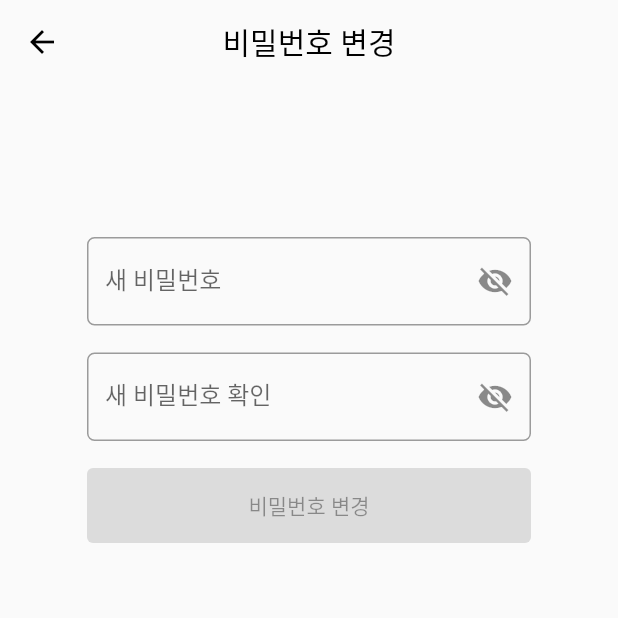
After one commit to MJU-capstone-2023/OhNeulHaruDiary-Android, a Flutter app: the UpdatePasswordPage screen opened directly, on a phone screen of 412 x 824 dp, the top half of it. The commit adds this screen. Run offline on Flutter 3.47's test engine with Material 2 defaults, Android fonts, the phone set to English and light mode, and no system bars; our stand-ins replace flutter_dotenv, flutter_secure_storage, fluttertoast, image_picker; accounts and stored records are empty; network calls fail.

Commit message:
[FEAT] 비밀번호 변경

```diff
--- /dev/null
+++ b/lib/screens/main/user_page/update_password_page.dart
@@ -0,0 +1,210 @@
+import 'package:flutter/material.dart';
+import 'package:flutter_dotenv/flutter_dotenv.dart';
+import 'package:fluttertoast/fluttertoast.dart';
+
+import '../../../utils/authService.dart';
+
+class UpdatePasswordPage extends StatefulWidget {
+  @override
+  _UpdatePasswordPageState createState() => _UpdatePasswordPageState();
+}
+
+class _UpdatePasswordPageState extends State<UpdatePasswordPage> {
+  final _authService = AuthService();
+  final TextEditingController _passwordController = TextEditingController();
+  final TextEditingController _confirmPasswordController =
+      TextEditingController();
+  String? _passwordError, _confirmPasswordError;
+
+  bool _isPasswordValid = true;
+  String _passwordWarning = "";
+  bool _isConfirmPasswordValid = true;
+  String _confirmPasswordWarning = "";
+  bool _passwordVisible = false;
+  bool _confirmPasswordVisible = false;
+
+  Future<void> updatePassword(String newPwd) async {
+    final url = '${dotenv.env['BASE_URL']}/auth/help/resetPW';
+    final accessToken = await _authService.readAccessToken() ?? '';
+    final response = await _authService.post(
+      url,
+      accessToken,
+      body: {
+        'new_password': newPwd,
+      },
+    );
+
+    if (response.statusCode == 200) {
+      Navigator.pop(context);
+      showToast('비밀번호를 변경하였습니다.');
+    } else {
+      showToast('비밀번호 변경에 실패하였습니다.');
+      throw Exception('비밀번호 변경 실패');
+    }
+  }
+
+  void showToast(String message) {
+    Fluttertoast.showToast(
+      msg: message,
+      toastLength: Toast.LENGTH_SHORT,
+      gravity: ToastGravity.BOTTOM,
+      backgroundColor: Colors.red,
+      textColor: Colors.white,
+    );
+  }
+
+  Widget _buildTextFormField({
+    required TextEditingController controller,
+    required String labelText,
+    TextInputType keyboardType = TextInputType.text,
+    bool obscureText = false,
+    void Function(String)? onChanged,
+    bool readOnly = false,
+    Widget? suffixIcon,
+    String? errorText,
+  }) {
+    return TextFormField(
+      controller: controller,
+      keyboardType: keyboardType,
+      obscureText: obscureText,
+      readOnly: readOnly,
+      decoration: InputDecoration(
+        labelText: labelText,
+        suffixIcon: suffixIcon,
+        border: OutlineInputBorder(
+          borderRadius: BorderRadius.circular(5),
+          borderSide: const BorderSide(width: 1),
+        ),
+        errorText: errorText,
+      ),
+      onChanged: onChanged,
+    );
+  }
+
+  // 비밀번호 유효성 검사
+  void _validatePassword(String value) {
+    final RegExp passwordRegExp = RegExp(r'^(?=.*[a-z])(?=.*\d)[a-z\d]{8,16}$');
+    if (!passwordRegExp.hasMatch(value)) {
+      setState(() {
+        _isPasswordValid = false;
+        _passwordWarning = "영어 소문자, 숫자 조합으로 8~16자 사이여야 합니다.";
+      });
+    } else {
+      setState(() {
+        _isPasswordValid = true;
+        _passwordWarning = "";
+      });
+    }
+  }
+
+  // 비밀번호 확인
+  void _validateConfirmPassword(String value) {
+    if (value != _passwordController.text) {
+      setState(() {
+        _isConfirmPasswordValid = false;
+        _confirmPasswordWarning = "비밀번호가 일치하지 않습니다.";
+      });
+    } else {
+      setState(() {
+        _isConfirmPasswordValid = true;
+        _confirmPasswordWarning = "";
+      });
+    }
+  }
+
+  @override
+  Widget build(BuildContext context) {
+    return Scaffold(
+      appBar: AppBar(
+        title: const Text(
+          '비밀번호 변경',
+          style: TextStyle(color: Colors.black),
+        ),
+        elevation: 0.0,
+        centerTitle: true,
+        backgroundColor: Colors.transparent,
+        leading: IconButton(
+          icon: const Icon(
+            Icons.arrow_back,
+            color: Colors.black,
+          ),
+          onPressed: () => Navigator.pop(context),
+        ),
+      ),
+      body: SingleChildScrollView(
+        padding: const EdgeInsets.all(16),
+        child: Column(
+          children: [
+            const SizedBox(height: 86),
+            Padding(
+              padding: const EdgeInsets.symmetric(horizontal: 42),
+              child: _buildTextFormField(
+                controller: _passwordController,
+                labelText: '새 비밀번호',
+                obscureText: !_passwordVisible,
+                onChanged: _validatePassword,
+                keyboardType: TextInputType.visiblePassword,
+                readOnly: false,
+                suffixIcon: IconButton(
+                  onPressed: () {
+                    setState(() {
+                      _passwordVisible = !_passwordVisible;
+                    });
+                  },
+                  icon: Icon(_passwordVisible
+                      ? Icons.visibility
+                      : Icons.visibility_off),
+                ),
+                errorText: _isPasswordValid ? null : _passwordWarning,
+              ),
+            ),
+            const SizedBox(height: 18),
+            Padding(
+              padding: const EdgeInsets.symmetric(horizontal: 42),
+              child: _buildTextFormField(
+                controller: _confirmPasswordController,
+                labelText: '새 비밀번호 확인',
+                obscureText: !_confirmPasswordVisible,
+                onChanged: _validateConfirmPassword,
+                keyboardType: TextInputType.visiblePassword,
+                readOnly: false,
+                suffixIcon: IconButton(
+                  onPressed: () {
+                    setState(() {
+                      _confirmPasswordVisible = !_confirmPasswordVisible;
+                    });
+                  },
+                  icon: Icon(_confirmPasswordVisible
+                      ? Icons.visibility
+                      : Icons.visibility_off),
+                ),
+                errorText:
+                    _isConfirmPasswordValid ? null : _confirmPasswordWarning,
+              ),
+            ),
+            const SizedBox(height: 18),
+            Padding(
+              padding: const EdgeInsets.symmetric(horizontal: 42),
+              child: ElevatedButton(
+                onPressed: (_passwordController.text.isNotEmpty &&
+                        _confirmPasswordController.text.isNotEmpty &&
+                        _isPasswordValid &&
+                        _isConfirmPasswordValid &&
+                        _passwordError == null &&
+                        _confirmPasswordError == null)
+                    ? () {
+                        updatePassword(_passwordController.text);
+                      }
+                    : null,
+                style: ElevatedButton.styleFrom(
+                  minimumSize: Size(MediaQuery.of(context).size.width, 50),
+                ),
+                child: const Text('비밀번호 변경'),
+              ),
+            ),
+          ],
+        ),
+      ),
+    );
+  }
+}
```
Also changed, not shown: lib/screens/main/user_page/mypage.dart (+8 -7 lines).
